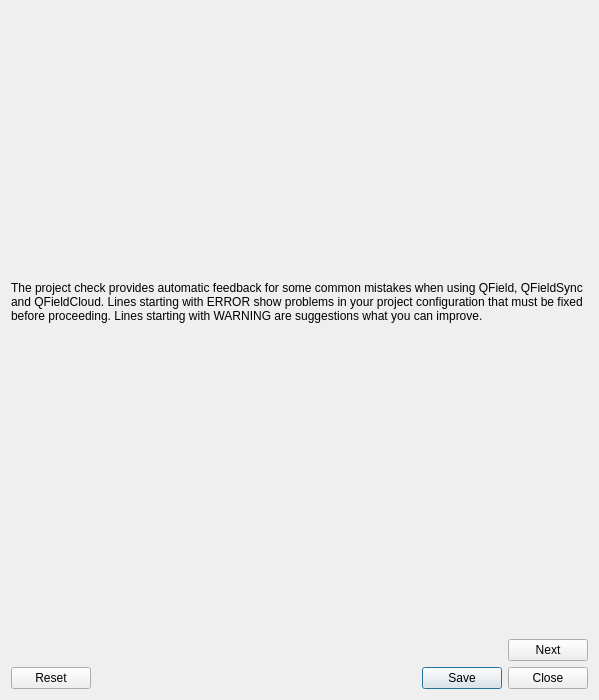
The window that launcher/portable_profile/profiles/portable/python/plugins/qfieldsync/ui/package_dialog.ui (yamamoto-ryuzo/yr-qgis-launcher) describes before a commit, drawn with Qt 5.
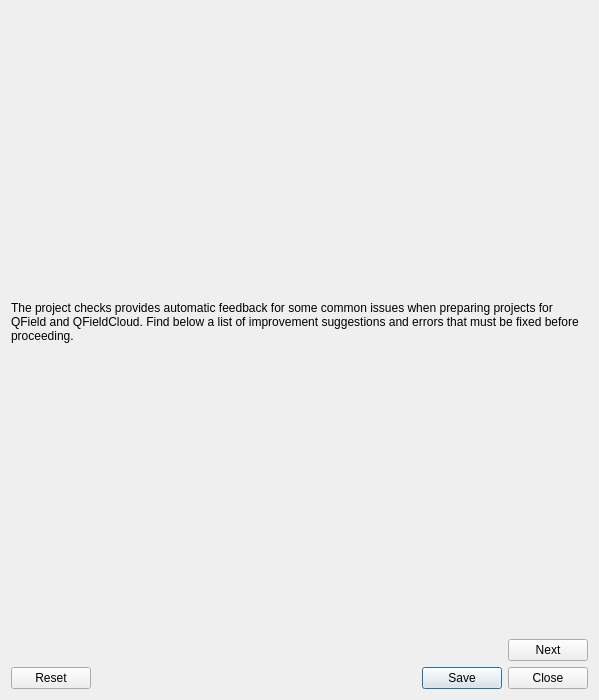
The same window after the commit. Custom widgets are drawn as their Qt base class.

Patch:
```diff
--- a/launcher/portable_profile/profiles/portable/python/plugins/qfieldsync/ui/package_dialog.ui
+++ b/launcher/portable_profile/profiles/portable/python/plugins/qfieldsync/ui/package_dialog.ui
@@ -35,8 +35,14 @@
        </property>
        <item>
         <widget class="QLabel" name="feedbackLabel">
+         <property name="sizePolicy">
+          <sizepolicy hsizetype="Preferred" vsizetype="Minimum">
+           <horstretch>0</horstretch>
+           <verstretch>0</verstretch>
+          </sizepolicy>
+         </property>
          <property name="text">
-          <string>The project check provides automatic feedback for some common mistakes when using QField, QFieldSync and QFieldCloud. Lines starting with ERROR show problems in your project configuration that must be fixed before proceeding. Lines starting with WARNING are suggestions what you can improve.</string>
+          <string>The project checks provides automatic feedback for some common issues when preparing projects for QField and QFieldCloud. Find below a list of improvement suggestions and errors that must be fixed before proceeding.</string>
          </property>
          <property name="wordWrap">
           <bool>true</bool>
@@ -46,22 +52,6 @@
        <item>
         <layout class="QVBoxLayout" name="feedbackTableWrapperLayout"/>
        </item>
-       <item>
-        <spacer name="verticalSpacer">
-         <property name="orientation">
-          <enum>Qt::Vertical</enum>
-         </property>
-         <property name="sizeType">
-          <enum>QSizePolicy::Preferred</enum>
-         </property>
-         <property name="sizeHint" stdset="0">
-          <size>
-           <width>20</width>
-           <height>40</height>
-          </size>
-         </property>
-        </spacer>
-       </item>
       </layout>
      </widget>
      <widget class="QWidget" name="packagePage">
```
